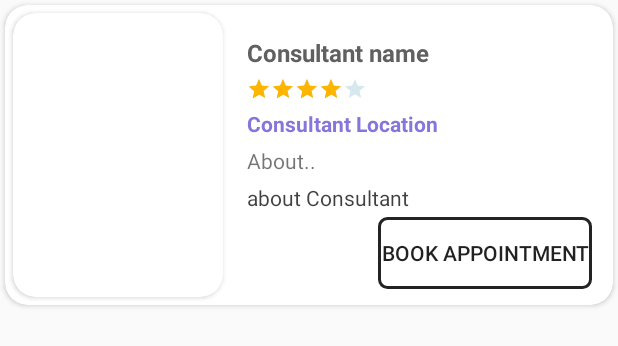
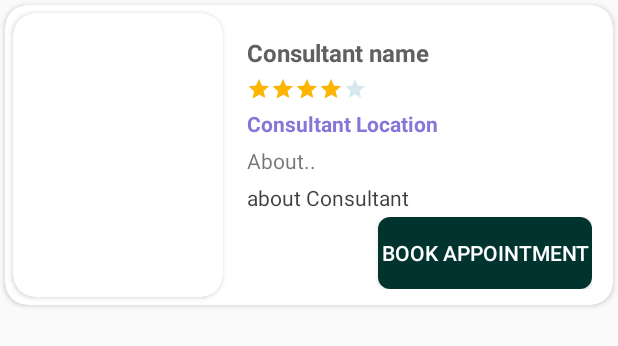
Before and after one commit to kiduyu-klaus/HerbalApp, an Android app: the layout consultant_item.xml on its own in the app's theme, with its tools: preview values and no code run, on a phone screen of 412 x 824 dp. Shown: the top 346 px of the screen. Run offline under Robolectric (Android 15) with nearby library versions, the phone set to English and light mode, and no system bars; network calls fail.

```diff
--- a/app/src/main/res/layout/consultant_item.xml
+++ b/app/src/main/res/layout/consultant_item.xml
@@ -120,9 +120,11 @@
                 android:padding="3dp">
 
                 <Button
+                    android:id="@+id/book_appointment"
                     android:layout_width="wrap_content"
-                    android:background="@drawable/rounded_area"
+                    android:background="@drawable/bg_round"
                     android:padding="2dp"
+                    android:textColor="@android:color/white"
                     android:layout_height="wrap_content"
                     android:text="Book Appointment"/>
 
```
Also changed, not shown: app/src/main/java/com/kiduyu/joshuaproject/HerbalApp/Adapters/ConsultantAdapter.java (+12 -0 lines).
